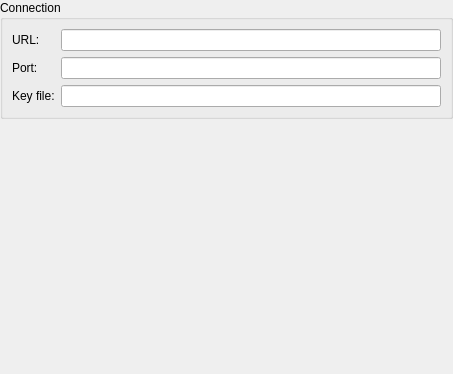
t-h-e/keepassxc, file src/gui/remote/RemoteSettingsWidgetScp.ui: the form before one commit.
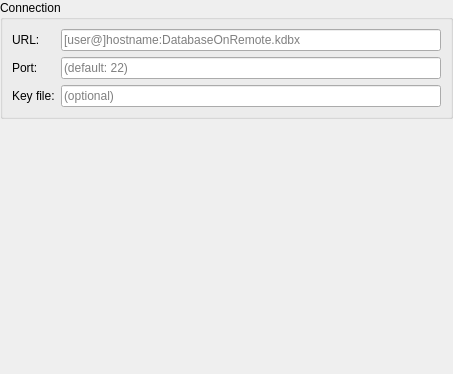
The form after the commit.

Commit message:
Allow any command to be executed for syncing databases
Refactor remote process handling

What changed in the file:
```diff
--- a/src/gui/remote/RemoteSettingsWidgetScp.ui
+++ b/src/gui/remote/RemoteSettingsWidgetScp.ui
@@ -53,6 +53,9 @@
         <property name="accessibleName">
          <string>URL field</string>
         </property>
+        <property name="placeholderText">
+         <string>[user@]hostname:DatabaseOnRemote.kdbx</string>
+        </property>
        </widget>
       </item>
       <item row="1" column="0">
@@ -67,6 +70,9 @@
         <property name="accessibleName">
          <string>Port field</string>
         </property>
+        <property name="placeholderText">
+         <string>(default: 22)</string>
+        </property>
        </widget>
       </item>
       <item row="2" column="0">
@@ -84,6 +90,9 @@
         <property name="accessibleName">
          <string>Key File field</string>
         </property>
+        <property name="placeholderText">
+         <string>(optional)</string>
+        </property>
        </widget>
       </item>
      </layout>
```
The commit also changes 23 other files.
